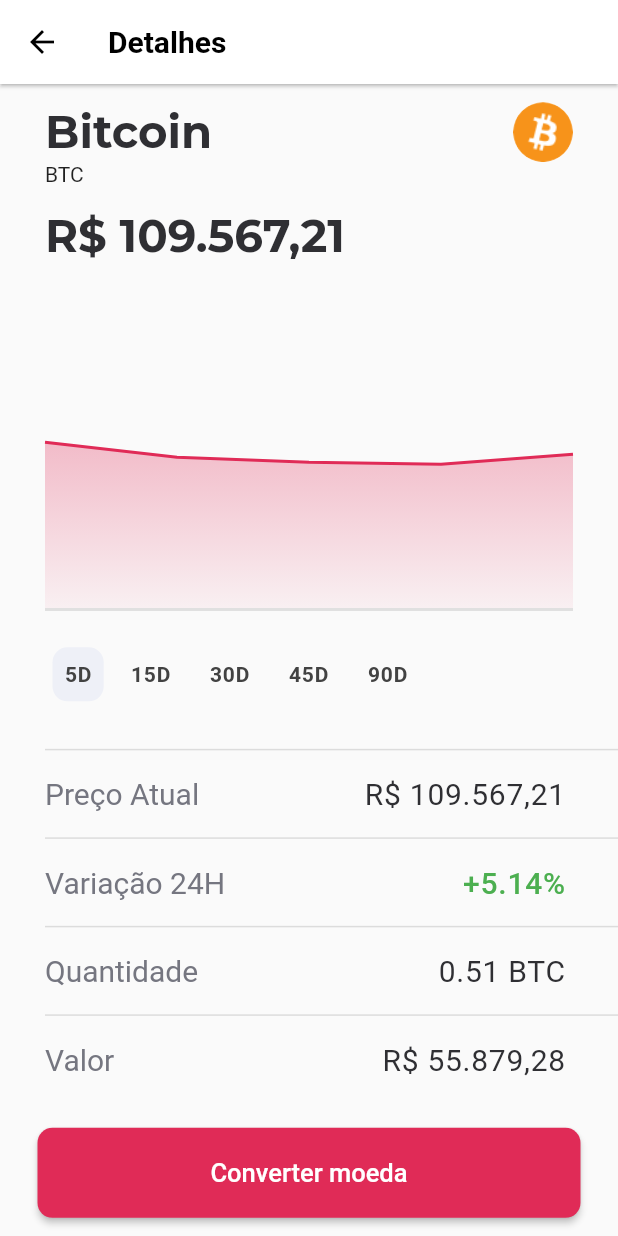
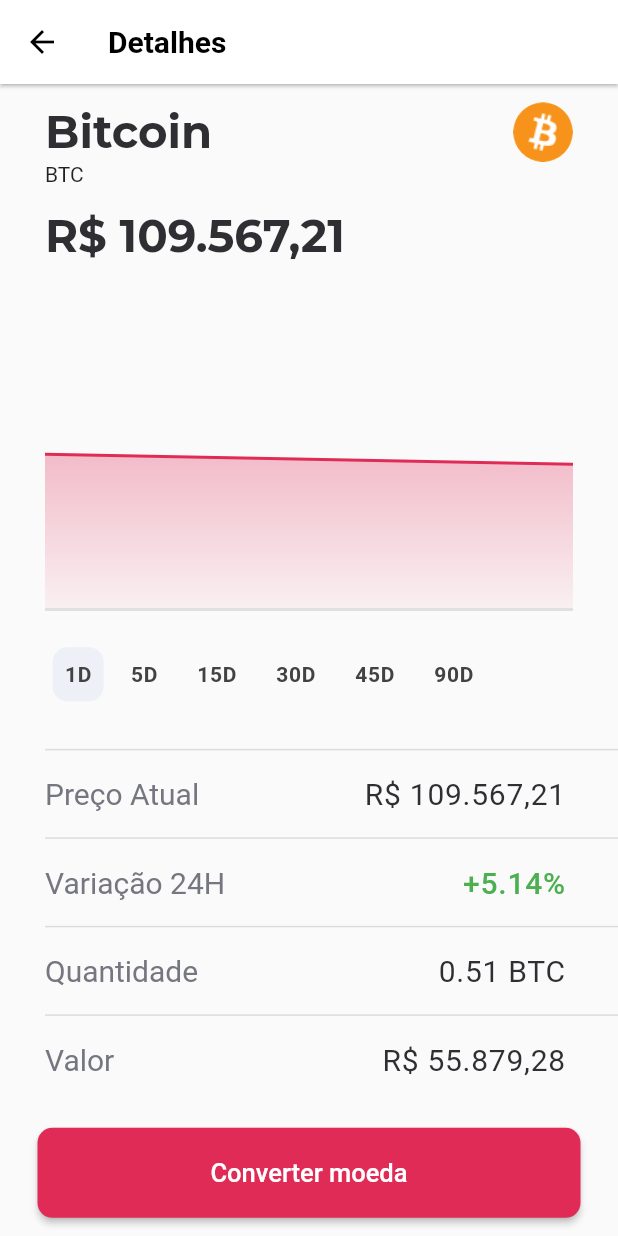
Before and after one commit to guilhermemaiawarren/cryptos_project, a Flutter app: the screen it shows after launch, after a tap on the "visibility" icon, after a tap on "BTC", on a phone screen of 412 x 824 dp. Run offline on Flutter 3.47's test engine with Material 2 defaults, Android fonts, the phone set to English and light mode, and no system bars; drawn by our look-alikes of fl_chart; our stand-ins replace decimal, hooks_riverpod.

Commit message:
feat: 24H graphic prototype

```diff
--- a/lib/details/controller/range_variation_provider.dart
+++ /dev/null
@@ -1,3 +0,0 @@
-import 'package:hooks_riverpod/hooks_riverpod.dart';
-
-var rangeVariationProvider = StateProvider((ref) => 24);
--- a/lib/details/controller/variation_notifier_provider.dart
+++ b/lib/details/controller/variation_notifier_provider.dart
@@ -11,6 +11,7 @@ class VariationNotifier extends StateNotifier<double> {
 
   void changeVariation(int time, AssetModel model) {
     double variation = 0;
+    time = time == 1 ? 2 : time;
     variation =
         (dtd(model.prices.first) / dtd(model.prices.elementAt(time - 1)) - 1) *
             100;
--- a/lib/details/controller/x_axis_provider.dart
+++ b/lib/details/controller/x_axis_provider.dart
@@ -1,3 +1,3 @@
 import 'package:hooks_riverpod/hooks_riverpod.dart';
 
-var xAxisProvider = StateProvider((ref) => 5);
+var xAxisProvider = StateProvider((ref) => 1);
--- a/lib/details/widgets/asset_graph.dart
+++ b/lib/details/widgets/asset_graph.dart
@@ -30,10 +30,24 @@ class _GraphDetailsState extends ConsumerState<GraphDetails> {
             double.parse(
               (x).toString(),
             ),
-          y
-        ),
+            y),
       );
     }
+
+    return spots;
+  }
+
+  List<FlSpot> generateDailyGraphic(int day) {
+    List<FlSpot> spots = [
+      FlSpot(
+        day - 1,
+        dtd(model.prices[0]),
+      ),
+      FlSpot(
+        double.parse(day.toString()),
+        dtd(model.prices[1]),
+      ),
+    ];
 
     return spots;
   }
@@ -99,7 +113,8 @@ class _GraphDetailsState extends ConsumerState<GraphDetails> {
             minY: dtd(model.currentPrice) * 0.25,
             maxY: dtd(model.currentPrice) * 1.75,
             lineBarsData: [
-              LineChartBarData(
+              xDays != 1
+                  ? LineChartBarData(
                       belowBarData: BarAreaData(
                         show: true,
                         gradient: const LinearGradient(
@@ -116,6 +131,23 @@ class _GraphDetailsState extends ConsumerState<GraphDetails> {
                       color: AppAssets.magenta,
                       spots: generateGraphic(xDays),
                     )
+                  : LineChartBarData(
+                      belowBarData: BarAreaData(
+                        show: true,
+                        gradient: const LinearGradient(
+                          begin: Alignment.topCenter,
+                          end: Alignment.bottomCenter,
+                          colors: [
+                            Color.fromRGBO(224, 43, 87, 0.3),
+                            Color.fromRGBO(224, 43, 87, 0.05),
+                          ],
+                        ),
+                      ),
+                      barWidth: 2,
+                      dotData: FlDotData(show: false),
+                      color: AppAssets.magenta,
+                      spots: generateDailyGraphic(xDays),
+                    )
             ],
           ),
           swapAnimationDuration: const Duration(milliseconds: 350),
--- a/lib/details/widgets/change_axis_button.dart
+++ b/lib/details/widgets/change_axis_button.dart
@@ -3,7 +3,6 @@ import 'package:hooks_riverpod/hooks_riverpod.dart';
 import '../controller/details_asset_notifier_provider.dart';
 import '../controller/variation_notifier_provider.dart';
 import '../../shared/models/asset_model.dart';
-import '../controller/range_variation_provider.dart';
 import '../controller/x_axis_provider.dart';
 
 class ChangeAxisButton extends StatefulHookConsumerWidget {
@@ -25,7 +24,6 @@ class _ChangeAxisButtonState extends ConsumerState<ChangeAxisButton> {
       onTap: () {
         setState(() {
           ref.read(xAxisProvider.state).state = widget.buttonDays;
-          ref.read(rangeVariationProvider.state).state = widget.buttonDays;
           ref.read(variationProvider.notifier).changeVariation(widget.buttonDays, model);
           model.variation = ref.read(variationProvider.notifier).state;
         });
--- a/lib/details/widgets/change_x_axis_list.dart
+++ b/lib/details/widgets/change_x_axis_list.dart
@@ -12,6 +12,7 @@ class ChangeXAxisButtons extends StatelessWidget {
       ),
       child: Row(
         children: const [
+          ChangeAxisButton(buttonDays: 1),
           ChangeAxisButton(buttonDays: 5),
           ChangeAxisButton(buttonDays: 15),
           ChangeAxisButton(buttonDays: 30),
--- a/lib/details/widgets/details_app_bar.dart
+++ b/lib/details/widgets/details_app_bar.dart
@@ -1,7 +1,6 @@
 import 'package:flutter/material.dart';
 import 'package:hooks_riverpod/hooks_riverpod.dart';
 
-import '../controller/range_variation_provider.dart';
 import '../controller/x_axis_provider.dart';
 
 class DetailsAppBar extends HookConsumerWidget implements PreferredSizeWidget {
@@ -16,8 +15,7 @@ class DetailsAppBar extends HookConsumerWidget implements PreferredSizeWidget {
       leading: IconButton(
         onPressed: () {
           Navigator.of(context).pop();
-          ref.read(xAxisProvider.state).state = 5;
-          ref.read(rangeVariationProvider.state).state = 24;
+          ref.read(xAxisProvider.state).state = 1;
         },
         icon: const Icon(Icons.arrow_back),
         color: Colors.black,
--- a/lib/details/widgets/info_asset_column.dart
+++ b/lib/details/widgets/info_asset_column.dart
@@ -1,12 +1,12 @@
 import 'package:flutter/material.dart';
 import 'package:hooks_riverpod/hooks_riverpod.dart';
+import 'package:projeto_criptos/details/controller/x_axis_provider.dart';
 import '../controller/variation_notifier_provider.dart';
 import '../controller/details_asset_notifier_provider.dart';
 
 import '../../shared/models/asset_model.dart';
 import '../../shared/utils/currency_formater.dart';
 import '../../shared/utils/decimal_to_double.dart';
-import '../controller/range_variation_provider.dart';
 import 'info_card_asset.dart';
 
 class InfoColumn extends HookConsumerWidget {
@@ -22,7 +22,7 @@ class InfoColumn extends HookConsumerWidget {
   @override
   Widget build(BuildContext context, WidgetRef ref) {
     model = ref.watch(detailsAssetProvider.notifier).state;
-    time = ref.watch(rangeVariationProvider.state).state;
+    time = ref.watch(xAxisProvider.state).state;
     return Padding(
       padding: const EdgeInsets.only(
         left: 30,
@@ -38,7 +38,7 @@ class InfoColumn extends HookConsumerWidget {
           ),
           const Divider(thickness: 1),
           InfoCardDetails(
-            label: 'Variação $time${time == 24 ? 'H' : 'D'}',
+            label: 'Variação ${time == 24 || time == 1 ? '24H' : '${time}D'}',
             text:
                 '${ref.watch(variationProvider.notifier).state > 0 ? '+' : ''}${model.variation.toStringAsFixed(2)}%',
             color: model.variation > 0 ? Colors.green : Colors.red,
--- a/lib/shared/models/asset_model.dart
+++ b/lib/shared/models/asset_model.dart
@@ -1,6 +1,6 @@
 
 import 'package:decimal/decimal.dart';
-
+//TODO 24H Prices list
 class AssetModel {
   String id;
   int serialId;
```
Lines whose indentation alone changed are shown as unchanged.
